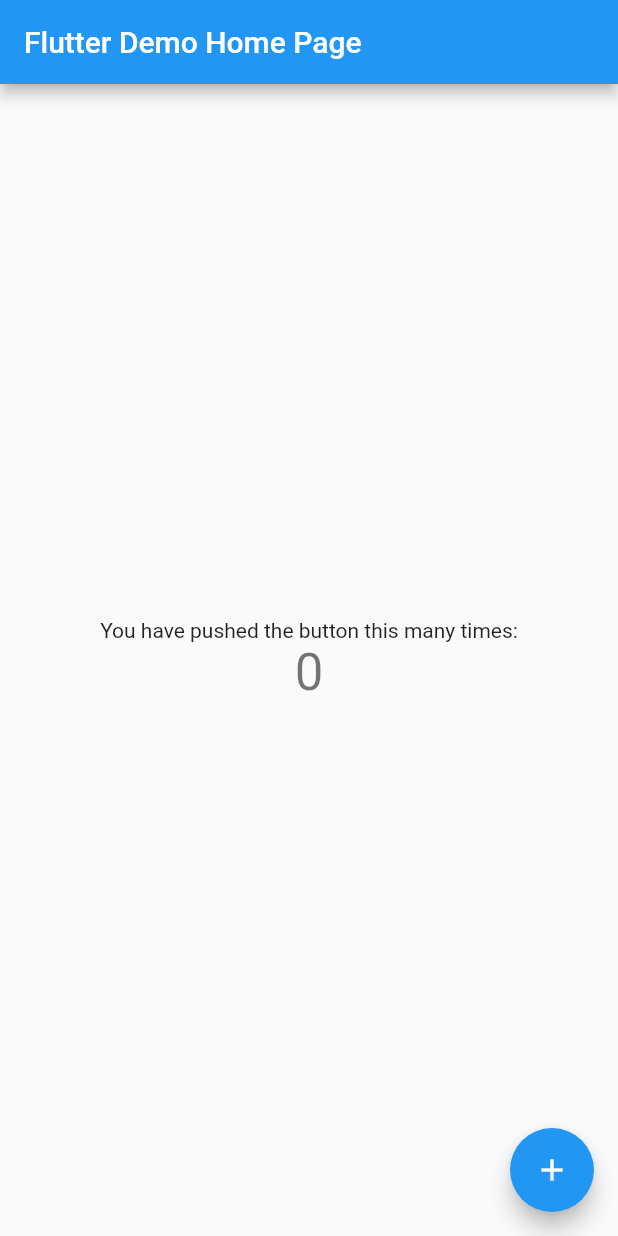
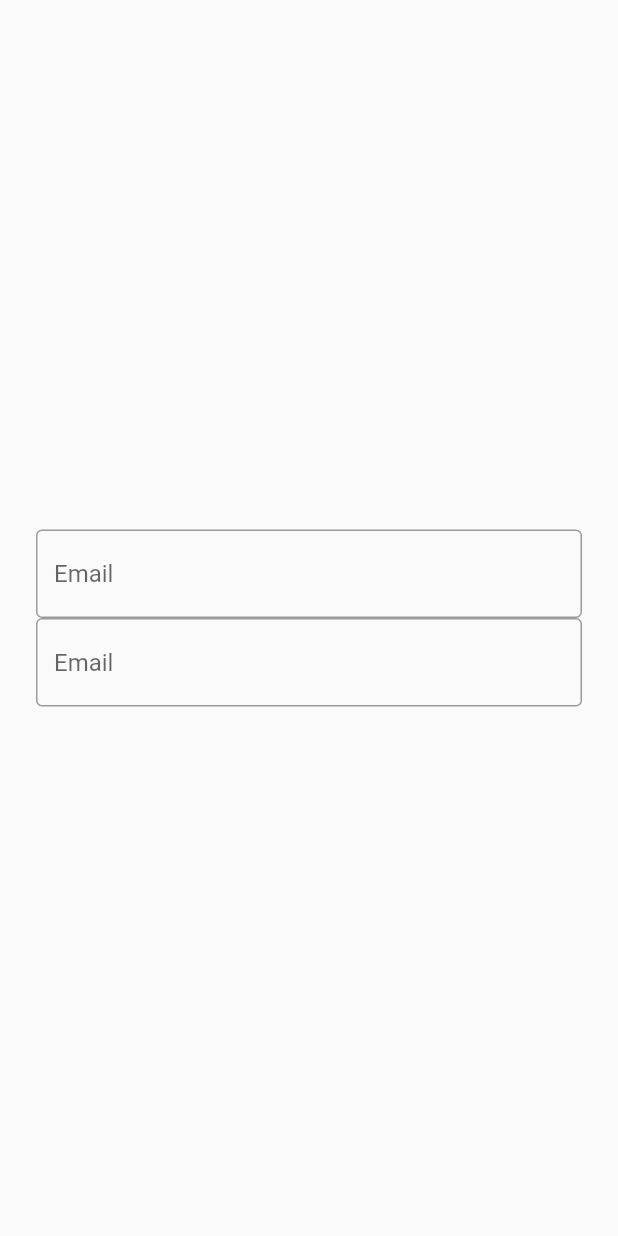
Before and after one commit to yashagozwan/discussin-mobile, a Flutter app: the screen it shows after launch, on a phone screen of 412 x 824 dp. Run offline on Flutter 3.47's test engine with Material 2 defaults, Android fonts, the phone set to English and light mode, and no system bars; our stand-ins replace flutter_riverpod.

Commit message:
widget sign in

```diff
--- a/lib/main.dart
+++ b/lib/main.dart
@@ -1,115 +1,5 @@
+import 'package:discussin_mobile/src/app.dart';
 import 'package:flutter/material.dart';
+import 'package:flutter_riverpod/flutter_riverpod.dart';
 
-void main() {
-  runApp(const MyApp());
-}
-
-class MyApp extends StatelessWidget {
-  const MyApp({super.key});
-
-  // This widget is the root of your application.
-  @override
-  Widget build(BuildContext context) {
-    return MaterialApp(
-      title: 'Flutter Demo',
-      theme: ThemeData(
-        // This is the theme of your application.
-        //
-        // Try running your application with "flutter run". You'll see the
-        // application has a blue toolbar. Then, without quitting the app, try
-        // changing the primarySwatch below to Colors.green and then invoke
-        // "hot reload" (press "r" in the console where you ran "flutter run",
-        // or simply save your changes to "hot reload" in a Flutter IDE).
-        // Notice that the counter didn't reset back to zero; the application
-        // is not restarted.
-        primarySwatch: Colors.blue,
-      ),
-      home: const MyHomePage(title: 'Flutter Demo Home Page'),
-    );
-  }
-}
-
-class MyHomePage extends StatefulWidget {
-  const MyHomePage({super.key, required this.title});
-
-  // This widget is the home page of your application. It is stateful, meaning
-  // that it has a State object (defined below) that contains fields that affect
-  // how it looks.
-
-  // This class is the configuration for the state. It holds the values (in this
-  // case the title) provided by the parent (in this case the App widget) and
-  // used by the build method of the State. Fields in a Widget subclass are
-  // always marked "final".
-
-  final String title;
-
-  @override
-  State<MyHomePage> createState() => _MyHomePageState();
-}
-
-class _MyHomePageState extends State<MyHomePage> {
-  int _counter = 0;
-
-  void _incrementCounter() {
-    setState(() {
-      // This call to setState tells the Flutter framework that something has
-      // changed in this State, which causes it to rerun the build method below
-      // so that the display can reflect the updated values. If we changed
-      // _counter without calling setState(), then the build method would not be
-      // called again, and so nothing would appear to happen.
-      _counter++;
-    });
-  }
-
-  @override
-  Widget build(BuildContext context) {
-    // This method is rerun every time setState is called, for instance as done
-    // by the _incrementCounter method above.
-    //
-    // The Flutter framework has been optimized to make rerunning build methods
-    // fast, so that you can just rebuild anything that needs updating rather
-    // than having to individually change instances of widgets.
-    return Scaffold(
-      appBar: AppBar(
-        // Here we take the value from the MyHomePage object that was created by
-        // the App.build method, and use it to set our appbar title.
-        title: Text(widget.title),
-      ),
-      body: Center(
-        // Center is a layout widget. It takes a single child and positions it
-        // in the middle of the parent.
-        child: Column(
-          // Column is also a layout widget. It takes a list of children and
-          // arranges them vertically. By default, it sizes itself to fit its
-          // children horizontally, and tries to be as tall as its parent.
-          //
-          // Invoke "debug painting" (press "p" in the console, choose the
-          // "Toggle Debug Paint" action from the Flutter Inspector in Android
-          // Studio, or the "Toggle Debug Paint" command in Visual Studio Code)
-          // to see the wireframe for each widget.
-          //
-          // Column has various properties to control how it sizes itself and
-          // how it positions its children. Here we use mainAxisAlignment to
-          // center the children vertically; the main axis here is the vertical
-          // axis because Columns are vertical (the cross axis would be
-          // horizontal).
-          mainAxisAlignment: MainAxisAlignment.center,
-          children: <Widget>[
-            const Text(
-              'You have pushed the button this many times:',
-            ),
-            Text(
-              '$_counter',
-              style: Theme.of(context).textTheme.headline4,
-            ),
-          ],
-        ),
-      ),
-      floatingActionButton: FloatingActionButton(
-        onPressed: _incrementCounter,
-        tooltip: 'Increment',
-        child: const Icon(Icons.add),
-      ), // This trailing comma makes auto-formatting nicer for build methods.
-    );
-  }
-}
+Future<void> main() async => runApp(const ProviderScope(child: App()));
--- /dev/null
+++ b/lib/src/app.dart
@@ -0,0 +1,13 @@
+import 'package:discussin_mobile/src/screen/sign_in/sign_in_screen.dart';
+import 'package:flutter/material.dart';
+
+class App extends StatelessWidget {
+  const App({super.key});
+
+  @override
+  Widget build(BuildContext context) {
+    return const MaterialApp(
+      home: SignInScreen(),
+    );
+  }
+}
--- /dev/null
+++ b/lib/src/screen/sign_in/sign_in_screen.dart
@@ -0,0 +1,53 @@
+import 'package:flutter/material.dart';
+import 'package:flutter_riverpod/flutter_riverpod.dart';
+
+class SignInScreen extends ConsumerStatefulWidget {
+  const SignInScreen({super.key});
+
+  @override
+  ConsumerState<ConsumerStatefulWidget> createState() => _SignInScreenState();
+}
+
+class _SignInScreenState extends ConsumerState<SignInScreen> {
+  final _emailController = TextEditingController();
+  final _passwordController = TextEditingController();
+
+  @override
+  void dispose() {
+    super.dispose();
+    _emailController.dispose();
+    _passwordController.dispose();
+  }
+
+  @override
+  Widget build(BuildContext context) {
+    return Scaffold(
+      body: Form(
+        child: Center(
+          child: Padding(
+            padding: const EdgeInsets.all(24),
+            child: Column(
+              mainAxisAlignment: MainAxisAlignment.center,
+              children: [
+                TextFormField(
+                  controller: _emailController,
+                  decoration: const InputDecoration(
+                    hintText: 'Email',
+                    border: OutlineInputBorder(),
+                  ),
+                ),
+                TextFormField(
+                  controller: _emailController,
+                  decoration: const InputDecoration(
+                    hintText: 'Email',
+                    border: OutlineInputBorder(),
+                  ),
+                ),
+              ],
+            ),
+          ),
+        ),
+      ),
+    );
+  }
+}
--- a/pubspec.yaml
+++ b/pubspec.yaml
@@ -36,6 +36,8 @@ dependencies:
   # The following adds the Cupertino Icons font to your application.
   # Use with the CupertinoIcons class for iOS style icons.
   cupertino_icons: ^1.0.2
+  flutter_riverpod: ^2.1.1
+  shared_preferences: ^2.0.15
 
 dev_dependencies:
   flutter_test:
```
Also changed, not shown: lib/src/widget/text_pro.dart (added, +15 -0 lines), pubspec.lock, 1 other file.
